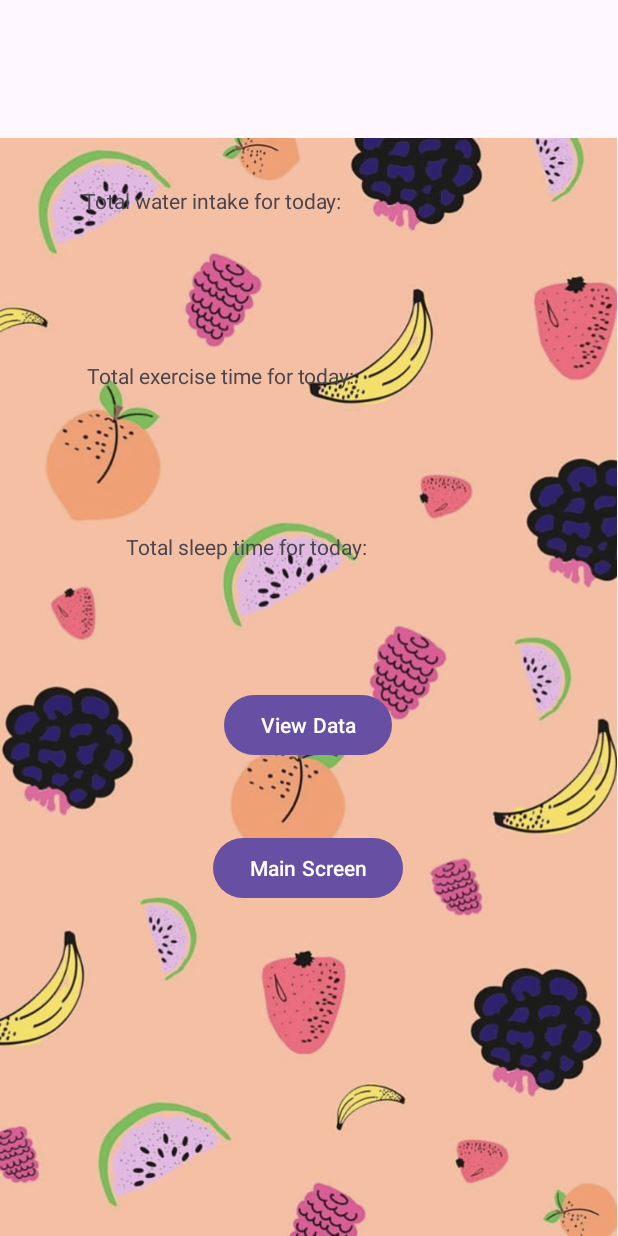
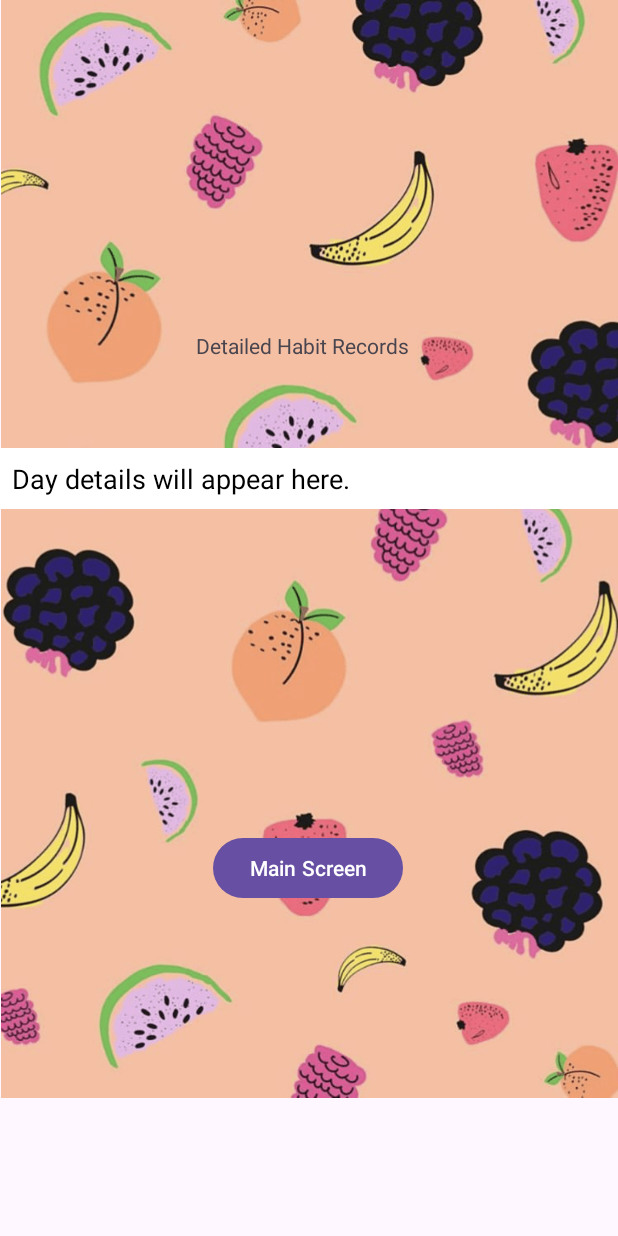
Before and after one commit to nosicelo7/tracker-app, an Android app: the layout activity_view_screen.xml on its own in the app's theme, with its tools: preview values and no code run, on a phone screen of 412 x 824 dp. Run offline under Robolectric (Android 15) with nearby library versions, the phone set to English and light mode, and no system bars.

Commit message:
Changes in view screen

```diff
--- a/app/src/main/res/layout/activity_view_screen.xml
+++ b/app/src/main/res/layout/activity_view_screen.xml
@@ -7,65 +7,17 @@
     android:layout_height="match_parent"
     tools:context=".ViewScreen">
 
-
     <ImageView
         android:id="@+id/imageView4"
         android:layout_width="411dp"
         android:layout_height="732dp"
         app:layout_constraintBottom_toBottomOf="parent"
         app:layout_constraintEnd_toEndOf="parent"
-        app:layout_constraintHorizontal_bias="0.0"
+        app:layout_constraintHorizontal_bias="1.0"
         app:layout_constraintStart_toStartOf="parent"
         app:layout_constraintTop_toTopOf="parent"
-        app:layout_constraintVertical_bias="1.0"
+        app:layout_constraintVertical_bias="0.0"
         app:srcCompat="@drawable/fruits" />
-
-    <TextView
-        android:id="@+id/txtWater"
-        android:layout_width="300dp"
-        android:layout_height="71dp"
-        android:text="Total water intake for today: "
-        app:layout_constraintBottom_toBottomOf="parent"
-        app:layout_constraintEnd_toEndOf="parent"
-        app:layout_constraintHorizontal_bias="0.495"
-        app:layout_constraintStart_toStartOf="parent"
-        app:layout_constraintTop_toTopOf="parent"
-        app:layout_constraintVertical_bias="0.165" />
-
-    <TextView
-        android:id="@+id/txtExercise"
-        android:layout_width="297dp"
-        android:layout_height="77dp"
-        android:text="Total exercise time for today: "
-        app:layout_constraintBottom_toBottomOf="@+id/imageView4"
-        app:layout_constraintEnd_toEndOf="@+id/imageView4"
-        app:layout_constraintHorizontal_bias="0.508"
-        app:layout_constraintStart_toStartOf="parent"
-        app:layout_constraintTop_toTopOf="parent"
-        app:layout_constraintVertical_bias="0.322" />
-
-    <TextView
-        android:id="@+id/txtSleep"
-        android:layout_width="243dp"
-        android:layout_height="70dp"
-        android:text="Total sleep time for today: "
-        app:layout_constraintBottom_toBottomOf="parent"
-        app:layout_constraintEnd_toEndOf="@+id/imageView4"
-        app:layout_constraintStart_toStartOf="parent"
-        app:layout_constraintTop_toTopOf="parent"
-        app:layout_constraintVertical_bias="0.47" />
-
-    <Button
-        android:id="@+id/btnView"
-        android:layout_width="wrap_content"
-        android:layout_height="wrap_content"
-        android:text="View Data"
-        app:layout_constraintBottom_toBottomOf="parent"
-        app:layout_constraintEnd_toEndOf="@+id/imageView4"
-        app:layout_constraintHorizontal_bias="0.498"
-        app:layout_constraintStart_toStartOf="parent"
-        app:layout_constraintTop_toTopOf="parent"
-        app:layout_constraintVertical_bias="0.592" />
 
     <Button
         android:id="@+id/btnMainScreen"
@@ -79,4 +31,44 @@
         app:layout_constraintTop_toTopOf="parent"
         app:layout_constraintVertical_bias="0.715" />
 
+    <TextView
+        android:id="@+id/txtViewTitle"
+        android:layout_width="150dp"
+        android:layout_height="70dp"
+        android:text="Detailed Habit Records"
+        app:layout_constraintBottom_toBottomOf="parent"
+        app:layout_constraintEnd_toEndOf="parent"
+        app:layout_constraintHorizontal_bias="0.498"
+        app:layout_constraintStart_toStartOf="parent"
+        app:layout_constraintTop_toTopOf="parent"
+        app:layout_constraintVertical_bias="0.293" />
+
+    <ScrollView
+        android:id="@+id/scrollView2"
+        android:layout_width="match_parent"
+        android:layout_height="0dp"
+        android:layout_marginTop="8dp"
+        android:layout_marginBottom="16dp"
+        android:layout_weight="1"
+        app:layout_constraintBottom_toTopOf="@id/btnMainScreen"
+        app:layout_constraintEnd_toEndOf="parent"
+        app:layout_constraintHorizontal_bias="1.0"
+        app:layout_constraintStart_toStartOf="parent"
+        app:layout_constraintTop_toBottomOf="@id/txtViewTitle"
+        app:layout_constraintVertical_bias="1.0">
+
+        <TextView
+            android:id="@+id/txtDetails"
+            android:layout_width="match_parent"
+            android:layout_height="wrap_content"
+            android:background="@android:color/white"
+            android:padding="8dp"
+            android:scrollbars="vertical"
+            android:text="Day details will appear here."
+            android:textAppearance="?android:attr/textAppearanceMedium"
+            android:textColor="@android:color/black" />
+        <!--Unique ID for the textview-->
+        <!--Background for the text with while background-->
+    </ScrollView>
+
 </androidx.constraintlayout.widget.ConstraintLayout>
```
